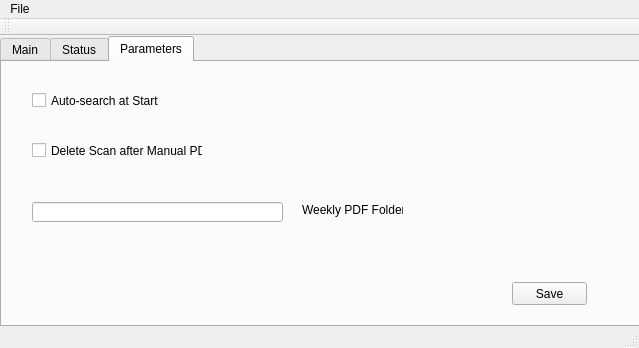
The window that src/mainwindow.ui (BadamBoum/GestionScans) describes before a commit, drawn with Qt 5.
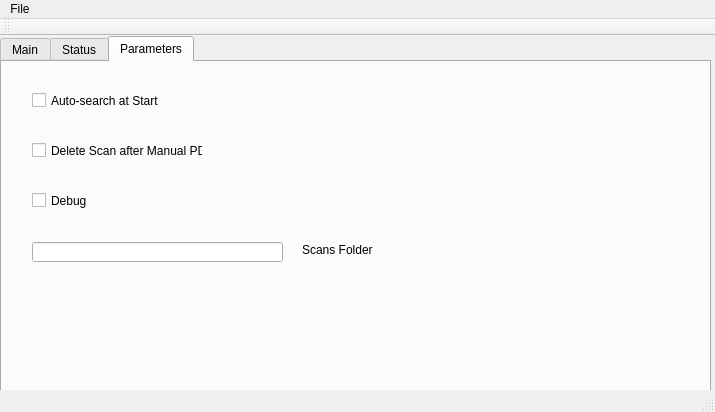
The same window after the commit. The open tabs and pages were chosen to show the change.

The edit to the form file:
```diff
--- a/src/mainwindow.ui
+++ b/src/mainwindow.ui
@@ -6,8 +6,8 @@
    <rect>
     <x>0</x>
     <y>0</y>
-    <width>639</width>
-    <height>348</height>
+    <width>715</width>
+    <height>412</height>
    </rect>
   </property>
   <property name="windowTitle">
@@ -19,8 +19,8 @@
      <rect>
       <x>0</x>
       <y>0</y>
-      <width>641</width>
-      <height>291</height>
+      <width>711</width>
+      <height>361</height>
      </rect>
     </property>
     <property name="currentIndex">
@@ -253,19 +253,6 @@
        <string>Auto-search at Start</string>
       </property>
      </widget>
-     <widget class="QPushButton" name="ParamSave">
-      <property name="geometry">
-       <rect>
-        <x>510</x>
-        <y>220</y>
-        <width>75</width>
-        <height>23</height>
-       </rect>
-      </property>
-      <property name="text">
-       <string>Save</string>
-      </property>
-     </widget>
      <widget class="QCheckBox" name="ParamDelete">
       <property name="geometry">
        <rect>
@@ -283,7 +270,7 @@
       <property name="geometry">
        <rect>
         <x>30</x>
-        <y>140</y>
+        <y>180</y>
         <width>251</width>
         <height>20</height>
        </rect>
@@ -293,13 +280,26 @@
       <property name="geometry">
        <rect>
         <x>300</x>
-        <y>140</y>
+        <y>180</y>
         <width>101</width>
         <height>16</height>
        </rect>
       </property>
       <property name="text">
-       <string>Weekly PDF Folder</string>
+       <string>Scans Folder</string>
+      </property>
+     </widget>
+     <widget class="QCheckBox" name="DebugBox">
+      <property name="geometry">
+       <rect>
+        <x>30</x>
+        <y>130</y>
+        <width>70</width>
+        <height>17</height>
+       </rect>
+      </property>
+      <property name="text">
+       <string>Debug</string>
       </property>
      </widget>
     </widget>
@@ -319,7 +319,7 @@
     <rect>
      <x>0</x>
      <y>0</y>
-     <width>639</width>
+     <width>715</width>
      <height>21</height>
     </rect>
    </property>
```
Left out of the diff: 24 changed lines with no effect on the pictures.
